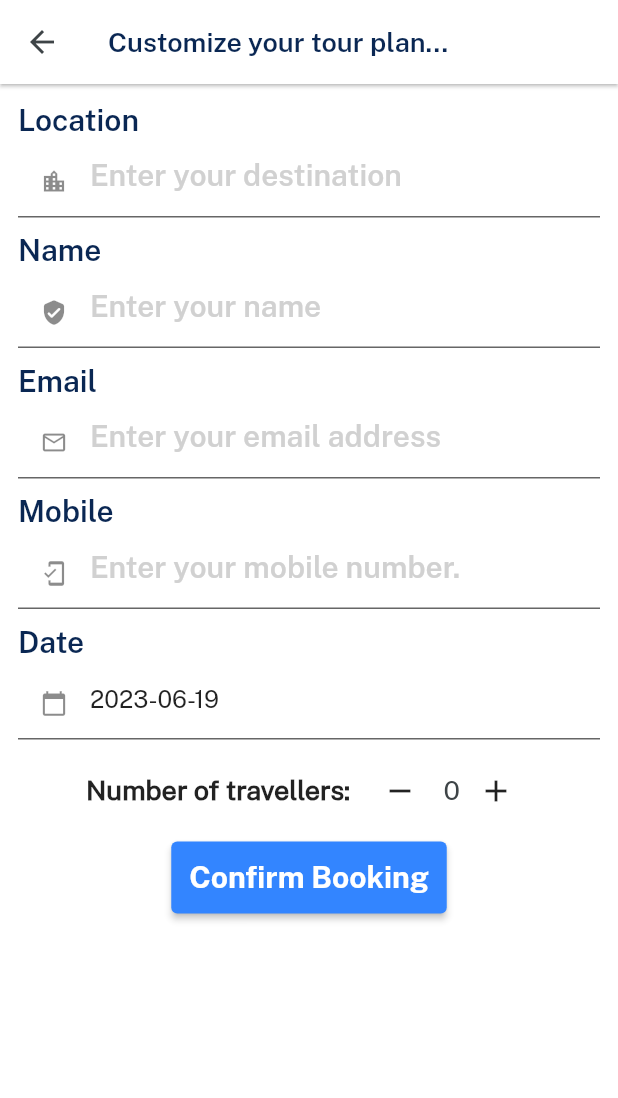
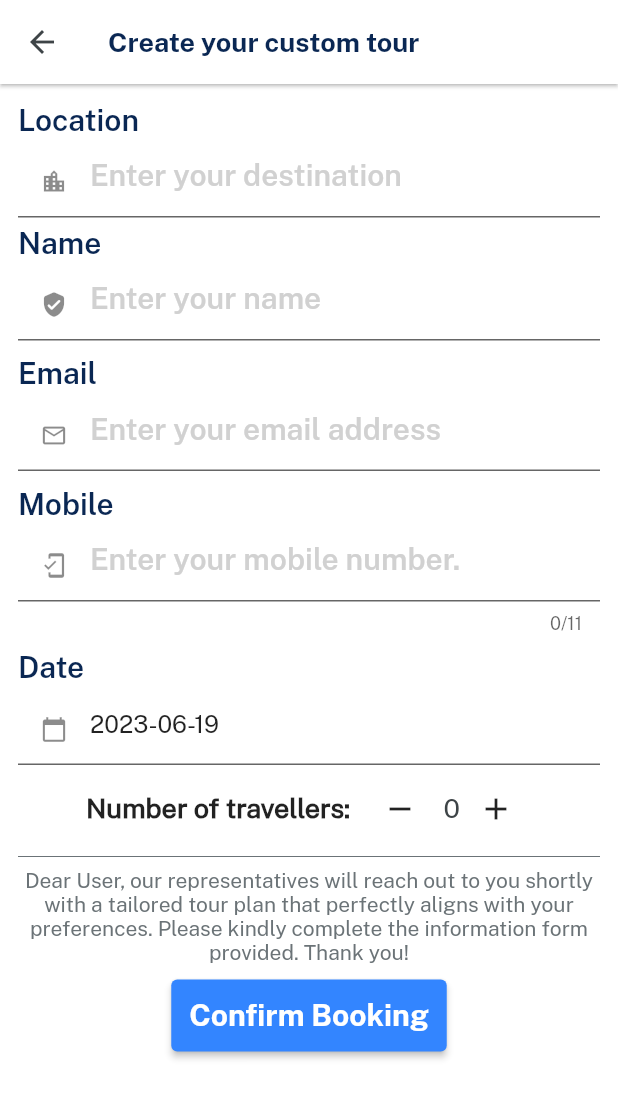
Before and after one commit to mahmudebnezaman/Explorer-Go-User, a Flutter app: the CustomTourBook screen opened directly, on a phone screen of 412 x 824 dp. Shown: the top 1098 px of the screen. Run offline on Flutter 3.47's test engine with Material 2 defaults, Android fonts, the phone set to English and light mode, and no system bars; our stand-ins replace cloud_firestore, firebase_auth, firebase_core, firebase_storage, get, google_sign_in and 2 more; missing offline and left inert: flutter_sslcommerz; accounts and stored records are empty.

Commit message:
Custom Tour Book Feature Added

```diff
--- a/lib/widgets_common/custom_tour_book.dart
+++ b/lib/widgets_common/custom_tour_book.dart
@@ -1,16 +1,21 @@
+// ignore_for_file: use_build_context_synchronously
+
 import 'package:explorergocustomer/consts/consts.dart';
 import 'package:explorergocustomer/controllers/product_controller.dart';
+import 'package:explorergocustomer/views/home_screen/home.dart';
 import 'package:explorergocustomer/widgets_common/custom_textfeild.dart';
 import 'package:explorergocustomer/widgets_common/my_button.dart';
+import 'package:intl/intl.dart';
+// ignore: constant_identifier_names
+enum SdkType { LIVE }
+class CustomTourBook extends StatefulWidget {
 
-import 'package:intl/intl.dart';
-
-class CustomTourBook extends StatefulWidget {
-  const CustomTourBook({Key? key}) : super(key: key);
+  // final String? title;
+  // final dynamic data;
+  const CustomTourBook({super.key});
 
   @override
-  // ignore: library_private_types_in_public_api
-  _CustomTourBookState createState() => _CustomTourBookState();
+  State<CustomTourBook> createState() => _CustomTourBookState();
 }
 
   String p = r'^(([^<>()[\]\\.,;:\s@\"]+(\.[^<>()[\]\\.,;:\s@\"]+)*)|(\".+\"))@((\[[0-9]{1,3}\.[0-9]{1,3}\.[0-9]{1,3}\.[0-9]{1,3}\])|(([a-zA-Z\-0-9]+\.)+[a-zA-Z]{2,}))$';
@@ -18,6 +23,10 @@ String p = r'^(([^<>()[\]\\.,;:\s@\"]+(\.[^<>()[\]\\.,;:\s@\"]+)*)|(\".+\"))@((\
   RegExp regExp = RegExp(p);
 
   var controller = Get.put(ProductController());
+
+class _CustomTourBookState extends State<CustomTourBook> {
+
+    var selectedDate = DateTime.now();
 
   void vaildation(context) async {
     if (controller.bookingEmailController.text.isEmpty && controller.bookingNameController.text.isEmpty && controller.bookingNumberController.text.isEmpty) {
@@ -33,124 +42,116 @@ String p = r'^(([^<>()[\]\\.,;:\s@\"]+(\.[^<>()[\]\\.,;:\s@\"]+)*)|(\".+\"))@((\
         VxToast.show(context, msg: "Please Try Vaild Email ");
       } else if (controller.bookingNumberController.text.length < 11) {
         VxToast.show(context, msg: "Please Try Vaild Number");
+      } else if (controller.bookingNumberController.text.length > 11) {
+        VxToast.show(context, msg: "Please Try Vaild Number");
       } else if (controller.quantity < 1) {
         VxToast.show(context, msg: "Minimum number of traveler is 1");
       }else {
-      // signinButtonPress();
+        controller.confirmOrderController(controller.bookinglocationController.text, controller.bookingdateController.text);
+        Get.offAll(()=>const Home());
+        VxToast.show(context, showTime: 5000, msg: "Booking Reserved!");
       }
     }
   }
 
-
-class _CustomTourBookState extends State<CustomTourBook> {
-  var selectedDate = DateTime.now();
-  final dateController = TextEditingController();
+  @override
+  void initState() {
+    controller.bookingdateController.text = DateFormat('yyyy-MM-dd').format(selectedDate).toString();
+    super.initState();
+  }
 
   @override
   void dispose() {
-    dateController.dispose();
     super.dispose();
   }
 
   @override
-  void initState() {
-    super.initState();
-    dateController.text = DateFormat('yyyy-MM-dd').format(selectedDate).toString();
-  }
+  Widget build(BuildContext context) {
+    controller.bookingNameController.text = auth.currentUser!.displayName!;
+    controller.bookingEmailController.text = auth.currentUser!.email!;
 
-  @override
-  Widget build(BuildContext context) {
-    var controller = Get.put(ProductController());
-    return Scaffold(
+    return WillPopScope(
+      onWillPop: () async {
+        controller.resetValues();
+        return true;
+      },
+      child: Scaffold(
+        // resizeToAvoidBottomInset: false,
         appBar: AppBar(
-        title: "Customize your tour plan...".text.make(),
+          title: 'Create your custom tour'.text.fontFamily(bold).color(highEmphasis).make(),
         ),
         body: Padding(
-        padding: const EdgeInsets.all(12.0),
+          padding: const EdgeInsets.all(12),
+          child: SingleChildScrollView(
             child: Column(
               children: [
                 customTextFeild(
                   title: "Location",
                   hint: "Enter your destination",
                   prefixIcon: const Icon(Icons.location_city_outlined),
+                  controller: controller.bookinglocationController
                 ),
+                customTextFeild(title: name, hint: nameHint, prefixIcon: const Icon(Icons.verified_user_rounded), controller: controller.bookingNameController),
                 5.heightBox,
-            customTextFeild(
-              title: name,
-              hint: nameHint,
-              prefixIcon: const Icon(Icons.verified_user_rounded),
-            ),
+                customTextFeild(title: email, hint: emailHint, prefixIcon: const Icon(Icons.email_outlined), controller: controller.bookingEmailController),
                 5.heightBox,
-            customTextFeild(
-              title: email,
-              hint: emailHint,
-              prefixIcon: const Icon(Icons.email_outlined),
-            ),
-            5.heightBox,
-            customTextFeild(
-              title: "Mobile",
-              hint: "Enter your mobile number.",
-              prefixIcon: const Icon(Icons.mobile_friendly_outlined),
-              keytype: TextInputType.number,
-            ),
+                customTextFeild(title: "Mobile", hint: "Enter your mobile number.", prefixIcon: const Icon(Icons.mobile_friendly_outlined),controller: controller.bookingNumberController, keytype: TextInputType.number, maxLength: 11),
                 5.heightBox,
                 customTextFeild(
                   title: "Date",
                   hint: '',
-              controller: dateController,
+                  controller: controller.bookingdateController,
                   readOnly: true,
                   prefixIcon: const Icon(Icons.calendar_today),
                   onTap: () {
                     _selectDate(context);
                   },
                 ),
-            5.heightBox,
-            Obx(() => Column(
+                Obx(
+                  () => Column(
                     children: [
                       Row(
                         mainAxisAlignment: MainAxisAlignment.center,
                         children: [
                           "Number of travellers: ".text.semiBold.size(18).make(),
                           5.widthBox,
-                        IconButton(
-                          onPressed: () {
+                          IconButton(onPressed: (){
                             controller.decressQuantity();
                           },
-                          icon: const Icon(Icons.remove),
+                            icon: const Icon(Icons.remove)
                           ),
                           5.widthBox,
-                        controller.quantity.value.text
-                            .size(18)
-                            .color(darkFontGrey)
-                            .make(),
-                        IconButton(
-                          onPressed: () {
-                            controller.increseQuantity(0);
+                          controller.quantity.value.text.size(18).color(darkFontGrey).make(),
+                          IconButton(onPressed: (){
+                            controller.increseQuantity(int.parse(20.toString()));
                           },
-                          icon: const Icon(Icons.add),
+                            icon: const Icon(Icons.add)
+                          )
+                        ],
                       ),
                     ],
                   ),
+                ),
+                const Divider(color: fontGrey,),
+                "Dear User, our representatives will reach out to you shortly with a tailored tour plan that perfectly aligns with your preferences. Please kindly complete the information form provided. Thank you!".text.center.color(fontGrey).make(),
                 10.heightBox,
-                    myButton(
+                controller.isloading.value == true ? const CircularProgressIndicator() : myButton(
                   buttonSize: 20.0,
                   color: primary,
                   textColor: whiteColor,
                   title: "Confirm Booking",
-                      onPress: () {
+                  onPress: (){
+                    controller.isloading(true);
                     vaildation(context);
-                      },
+                  }
                 ),
-                    10.heightBox,
-                    // getPromotinalProducts(),
-                  ],
-                )),
               ],
             ),
           ),
+        )
+      )
     );
   }
-
     Future<void> _selectDate(BuildContext context) async {
     final DateTime? picked = await showDatePicker(
       context: context,
@@ -162,7 +163,7 @@ class _CustomTourBookState extends State<CustomTourBook> {
       setState(() {
         selectedDate = picked;
         String formattedDate = DateFormat('yyyy-MM-dd').format(selectedDate); // Format the date
-        dateController.text = formattedDate;
+        controller.bookingdateController.text = formattedDate;
       });
     }
   }
```
Also changed, not shown: lib/controllers/product_controller.dart (+9 -1 lines), lib/views/categories_screen/event_details.dart (+2 -6 lines), pubspec.lock, 5 other files. Lines whose indentation alone changed are shown as unchanged.
